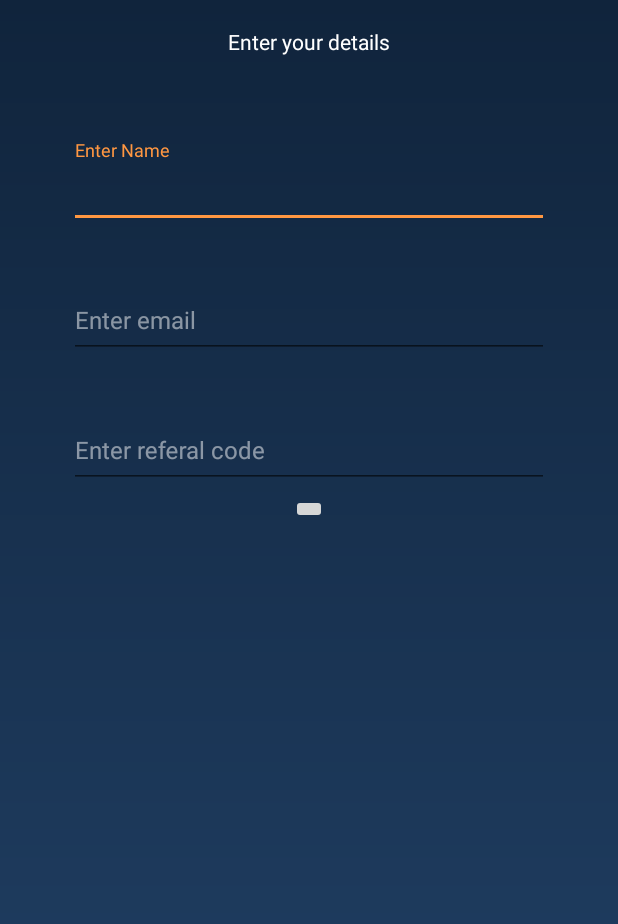
After one commit to keerthi561/Sieaver, an Android app: the layout input_details.xml on its own in the app's theme, with its tools: preview values and no code run, on a phone screen of 412 x 824 dp. The commit adds this screen. Shown: the top 924 px of the screen. Run offline under Robolectric (Android 15) with nearby library versions, the phone set to English and light mode, and no system bars; plain views replace CircularProgressView.

Commit message:
Added the input details activity of a person

```diff
--- a/app/build.gradle
+++ b/app/build.gradle
@@ -29,6 +29,9 @@ dependencies {
     compile 'com.android.support:cardview-v7:24.1.1'
     compile 'com.google.firebase:firebase-database:11.4.2'
     compile 'com.google.firebase:firebase-storage:11.4.2'
+    compile 'com.squareup.picasso:picasso:2.5.2'
+    compile 'com.android.support:design:24.2.1'
+
     testCompile 'junit:junit:4.12'
 }
 
--- a/app/src/main/AndroidManifest.xml
+++ b/app/src/main/AndroidManifest.xml
@@ -13,13 +13,13 @@
             android:screenOrientation="portrait"/>
 
         <activity
-            android:name=".SplashActivity">
+            android:name=".Intros.SplashActivity">
         <intent-filter>
             <action android:name="android.intent.action.MAIN" />
             <category android:name="android.intent.category.LAUNCHER" />
         </intent-filter>
         </activity>
-        <activity android:name=".IntroductionActivity"
+        <activity android:name=".Intros.IntroductionActivity"
             android:screenOrientation="portrait"></activity>
     </application>
 
--- /dev/null
+++ b/app/src/main/java/com/example/sridhar123/sieaver/InputDetailsActivity.java
@@ -0,0 +1,17 @@
+package com.example.sridhar123.sieaver;
+
+import android.os.Bundle;
+import android.support.annotation.Nullable;
+
+/**
+ * Created by sridhar123 on 27/10/17.
+ */
+
+public class InputDetailsActivity extends SieverBaseActivity{
+
+    @Override
+    protected void onCreate(@Nullable Bundle savedInstanceState) {
+        super.onCreate(savedInstanceState);
+        setContentView(R.layout.input_details);
+    }
+}
--- a/app/src/main/java/com/example/sridhar123/sieaver/IntroductionActivity.java
+++ b/app/src/main/java/com/example/sridhar123/sieaver/Intros/IntroductionActivity.java
@@ -1,4 +1,4 @@
-package com.example.sridhar123.sieaver;
+package com.example.sridhar123.sieaver.Intros;
 
 import android.content.Context;
 import android.os.Bundle;
@@ -12,6 +12,10 @@ import android.widget.Button;
 import android.widget.ImageView;
 import android.widget.LinearLayout;
 
+import com.example.sridhar123.sieaver.R;
+import com.example.sridhar123.sieaver.SieverBaseActivity;
+import com.squareup.picasso.Picasso;
+
 /**
  * Created by sridhar123 on 27/10/17.
  */
@@ -20,6 +24,7 @@ public class IntroductionActivity extends SieverBaseActivity {
 
     private ViewPager viewPager;
     private LinearLayout dotsLayout;
+    private int[] images = {R.drawable.bg_intro, R.drawable.bg_byod_intro, R.drawable.bg_sa_intro,R.drawable.bg_intro};
     private int[] layouts;
     private Button buttonSkip,buttonNext;
 
@@ -30,8 +35,15 @@ public class IntroductionActivity extends SieverBaseActivity {
         setContentView(R.layout.activity_intro);
 
         viewPager = (ViewPager) findViewById(R.id.viewpager);
-        buttonNext = (Button) findViewById(R.id.btn_skip);
-        buttonSkip = (Button) findViewById(R.id.btn_next);
+        buttonNext = (Button) findViewById(R.id.btn_next);
+        buttonSkip = (Button) findViewById(R.id.btn_skip);
+
+        buttonSkip.setOnClickListener(new View.OnClickListener() {
+            @Override
+            public void onClick(View view) {
+                viewPager.setCurrentItem(3);
+            }
+        });
 
         layouts = new int[]{
                 R.layout.validatekyc,
@@ -57,6 +69,21 @@ public class IntroductionActivity extends SieverBaseActivity {
             final ImageView image;
             View view = layoutInflater.inflate(layouts[position], container, false);
             container.addView(view);
+
+            Button btnSkip = (Button) findViewById(R.id.btn_skip);
+            btnSkip.setOnClickListener(new View.OnClickListener() {
+                @Override
+                public void onClick(View view) {
+                    viewPager.setCurrentItem(3);
+                }
+            });
+
+            image = view.findViewById(R.id.image);
+            Picasso.with(IntroductionActivity.this)
+                    .load(images[position])
+                    .resize(600,400)
+                    .into(image);
+
             return view;
         }
 
--- a/app/src/main/java/com/example/sridhar123/sieaver/SplashActivity.java
+++ b/app/src/main/java/com/example/sridhar123/sieaver/Intros/SplashActivity.java
@@ -1,10 +1,13 @@
-package com.example.sridhar123.sieaver;
+package com.example.sridhar123.sieaver.Intros;
 
 import android.content.Intent;
 import android.os.Bundle;
 import android.support.annotation.Nullable;
 
 import android.os.Handler;
+
+import com.example.sridhar123.sieaver.R;
+import com.example.sridhar123.sieaver.SieverBaseActivity;
 
 /**
  * Created by sridhar123 on 27/10/17.
--- /dev/null
+++ b/app/src/main/res/layout/input_details.xml
@@ -0,0 +1,197 @@
+<?xml version="1.0" encoding="utf-8"?>
+<FrameLayout xmlns:android="http://schemas.android.com/apk/res/android"
+    xmlns:app="http://schemas.android.com/apk/res-auto"
+    android:layout_width="match_parent"
+    android:layout_height="match_parent"
+    android:background="@drawable/background_gradient"
+    android:orientation="vertical">
+
+    <android.support.v7.widget.Toolbar
+        android:id="@+id/toolbar"
+        android:layout_width="match_parent"
+        android:layout_height="wrap_content"
+        android:minHeight="?attr/actionBarSize">
+
+        <TextView
+            android:id="@+id/toolbar_title"
+            android:layout_width="wrap_content"
+            android:layout_height="wrap_content"
+            android:layout_gravity="center"
+            android:text="Enter your details"
+            android:textColor="@color/textColorUniversal"
+            android:textSize="14sp"
+            app:fontName="LibreFranklin-Medium.ttf" />
+
+    </android.support.v7.widget.Toolbar>
+
+
+    <LinearLayout
+        android:layout_width="320dp"
+        android:layout_height="wrap_content"
+        android:layout_gravity="center_horizontal"
+        android:layout_marginTop="93dp"
+        android:orientation="vertical">
+
+        <android.support.design.widget.TextInputLayout
+            android:id="@+id/nameInputMessage"
+            android:layout_width="match_parent"
+            android:layout_height="wrap_content"
+            android:textColorHint="@color/colorWhiteOpacity50">
+
+            <EditText
+                android:id="@+id/etName"
+                android:layout_width="match_parent"
+                android:layout_height="48dp"
+                android:inputType="textPersonName"
+                android:maxLength="60"
+                android:hint="Enter Name"
+                android:textColor="@color/textColorUniversal"
+                android:textIsSelectable="false"
+                android:textSize="16sp"
+              />
+
+        </android.support.design.widget.TextInputLayout>
+
+        <android.support.design.widget.TextInputLayout
+            android:id="@+id/inputLayoutEmail"
+            android:layout_width="match_parent"
+            android:layout_height="wrap_content"
+            android:layout_marginTop="28dp"
+            android:textColorHint="@color/colorWhiteOpacity50">
+
+            <EditText
+                android:id="@+id/etEmail"
+                android:layout_width="match_parent"
+                android:layout_height="48dp"
+                android:hint="Enter email"
+                android:inputType="textEmailAddress"
+                android:textColor="@color/textColorUniversal"
+                android:textColorHint="@color/colorWhiteOpacity50"
+                android:textIsSelectable="false"
+                android:textSize="16sp"
+             />
+
+        </android.support.design.widget.TextInputLayout>
+
+        <android.support.design.widget.TextInputLayout
+            android:id="@+id/inputLayoutReferralCode"
+            android:layout_width="match_parent"
+            android:layout_height="wrap_content"
+            android:layout_marginTop="28dp"
+            android:textColorHint="@color/colorWhiteOpacity50">
+
+            <EditText
+                android:id="@+id/etReferralCode"
+                android:layout_width="match_parent"
+                android:layout_height="48dp"
+                android:hint="Enter referal code"
+                android:inputType="textEmailAddress"
+                android:textColor="@color/textColorUniversal"
+                android:textColorHint="@color/colorWhiteOpacity50"
+                android:textIsSelectable="false"
+                android:textSize="16sp"
+                android:maxLength="5"
+             />
+
+        </android.support.design.widget.TextInputLayout>
+
+
+        <FrameLayout
+            android:layout_width="match_parent"
+            android:layout_height="wrap_content"
+            android:layout_marginTop="4dp">
+
+            <LinearLayout
+                android:id="@+id/ll_referral_code_accepted"
+                android:layout_width="wrap_content"
+                android:layout_height="wrap_content"
+                android:layout_gravity="center_vertical"
+                android:orientation="horizontal"
+                android:visibility="gone">
+
+                <ImageView
+                    android:layout_width="wrap_content"
+                    android:layout_height="wrap_content"
+                    android:layout_gravity="center_vertical"
+                    android:layout_marginRight="8dp"
+                    />
+
+                <TextView
+                    android:layout_width="wrap_content"
+                    android:layout_height="wrap_content"
+                    android:layout_alignTop="@+id/checkbox"
+                    android:layout_gravity="center_vertical"
+                    android:layout_marginRight="24dp"
+                    android:layout_toRightOf="@+id/checkbox"
+                    android:textColor="@color/textColorUniversal"
+                    android:textSize="12sp"
+                 />
+
+            </LinearLayout>
+
+            <LinearLayout
+                android:id="@+id/ll_verifying_progress"
+                android:layout_width="wrap_content"
+                android:layout_height="wrap_content"
+                android:orientation="horizontal"
+                android:visibility="gone">
+
+                <!--<com.github.rahatarmanahmed.cpv.CircularProgressView-->
+                    <!--android:layout_width="16dp"-->
+                    <!--android:layout_height="16dp"-->
+                    <!--android:layout_gravity="center_vertical"-->
+                    <!--app:cpv_animAutostart="true"-->
+                    <!--app:cpv_animDuration="4000"-->
+                    <!--app:cpv_animSteps="3"-->
+                    <!--app:cpv_indeterminate="true"-->
+                    <!--app:cpv_thickness="2dp" />-->
+
+                <TextView
+                    android:layout_width="wrap_content"
+                    android:layout_height="wrap_content"
+                    android:layout_gravity="center_vertical"
+                    android:layout_marginLeft="8dp"
+                    android:text="verifyingReferralCode"
+                    android:textColor="@color/colorWhiteOpacity50"
+                    android:textSize="9sp"
+                    />
+
+            </LinearLayout>
+
+            <LinearLayout
+                android:id="@+id/ll_invalid_referral_code"
+                android:layout_width="wrap_content"
+                android:layout_height="wrap_content"
+                android:layout_gravity="center_vertical"
+                android:orientation="horizontal"
+                android:visibility="gone">
+
+                <ImageView
+                    android:layout_width="wrap_content"
+                    android:layout_height="wrap_content"
+                    android:layout_gravity="center_vertical"
+                   />
+
+                <TextView
+                    android:id="@+id/tvErrorMessage"
+                    android:layout_width="wrap_content"
+                    android:layout_height="wrap_content"
+                    android:layout_gravity="center_vertical"
+                    android:layout_marginLeft="10dp"
+                    android:text="enterValidReferralCode"
+                    android:textColor="@color/textColorUniversal"
+                    android:textSize="11sp" />
+
+            </LinearLayout>
+        </FrameLayout>
+
+        <ImageButton
+            android:id="@+id/btnForward"
+            android:layout_width="wrap_content"
+            android:layout_height="wrap_content"
+            android:layout_gravity="center"
+            android:visibility="visible" />
+
+    </LinearLayout>
+
+</FrameLayout>
--- a/app/src/main/res/layout/validatekyc.xml
+++ b/app/src/main/res/layout/validatekyc.xml
@@ -63,12 +63,8 @@
                     android:textColor="@color/subTextColor"
                     android:textSize="16sp"
                     />
-
             </LinearLayout>
-
-
         </FrameLayout>
-
     </LinearLayout>
 
     <Button
```
Also changed, not shown: app/src/main/res/drawable/bg_byod_intro.png (added), app/src/main/res/drawable/bg_sa_intro.png (added).
